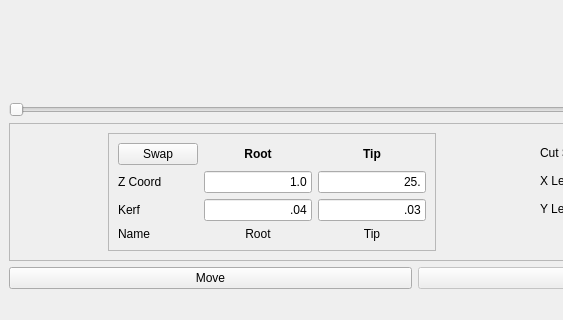
This is gui/mainwindow.ui in mschafer/foamcut as Qt 5 draws it before an edit; both pictures show x 0 to 563 and y 272 to 592 of the 829 by 592 pixel window. The edited form follows.
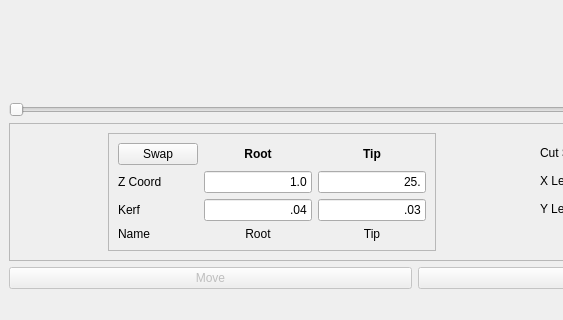
This is the edited form. Custom widgets are drawn as their Qt base class.

The edit to the form file:
```diff
--- a/gui/mainwindow.ui
+++ b/gui/mainwindow.ui
@@ -277,6 +277,9 @@
      <layout class="QHBoxLayout" name="horizontalLayout_2">
       <item>
        <widget class="QPushButton" name="move_button">
+        <property name="enabled">
+         <bool>false</bool>
+        </property>
         <property name="text">
          <string>Move</string>
         </property>
```
Left out of the diff: 2 changed lines with no effect on the pictures.
